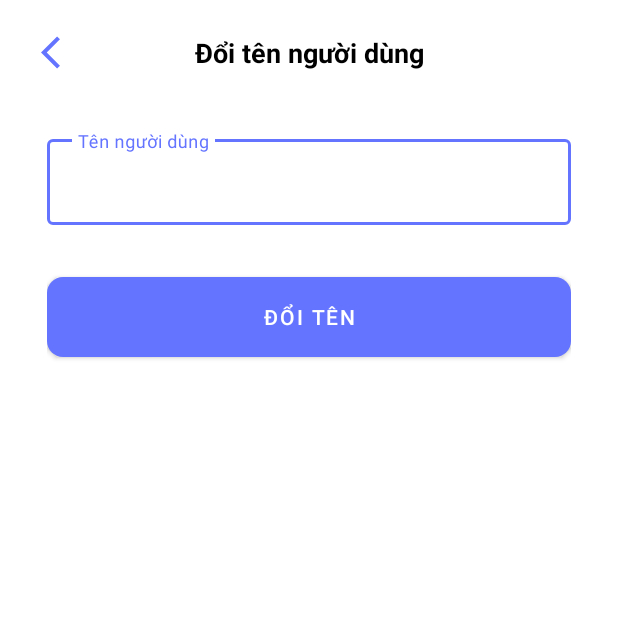
After one commit to tiendung06/Message, an Android app: the UpdateUsernameActivity screen opened directly, with no data from a screen before it, on a phone screen of 412 x 824 dp, the top half of it. The commit adds this screen. Run offline under Robolectric (Android 15) with nearby library versions, the phone set to English and light mode, and no system bars; our stand-ins replace Firebase (no records; nobody signed in at launch, a user with empty details on screens opened directly), sdp/ssp sizes.

Commit message:
Update username

```diff
--- a/app/src/main/java/com/example/message/activities/profile/UpdatePasswordActivity.java
+++ b/app/src/main/java/com/example/message/activities/profile/UpdatePasswordActivity.java
@@ -50,7 +50,7 @@ public class UpdatePasswordActivity extends BaseActivity {
                     preferenceManager.putString(Constants.KEY_PASSWORD,
                             binding.inputChangePassword.getText().toString().trim());
                     showToast("Đổi mật khẩu thành công");
-                    onBackPressed();
+                    finish();
                 })
                 .addOnFailureListener(e -> showToast("Không thể đổi mật khẩu"));
     }
--- a/app/src/main/java/com/example/message/activities/profile/UpdateProfileActivity.java
+++ b/app/src/main/java/com/example/message/activities/profile/UpdateProfileActivity.java
@@ -36,6 +36,10 @@ public class UpdateProfileActivity extends BaseActivity {
     private void setListener() {
         binding.imageBack.setOnClickListener(v -> onBackPressed());
         binding.imageSignOut.setOnClickListener(v -> signOut());
+        binding.changeName.setOnClickListener(v -> {
+            Intent intent = new Intent(getApplicationContext(), UpdateUsernameActivity.class);
+            startActivity(intent);
+        });
         binding.changePassword.setOnClickListener(v -> {
             Intent intent = new Intent(getApplicationContext(), UpdatePasswordActivity.class);
             startActivity(intent);
--- /dev/null
+++ b/app/src/main/res/layout/activity_update_username.xml
@@ -0,0 +1,87 @@
+<?xml version="1.0" encoding="utf-8"?>
+<androidx.constraintlayout.widget.ConstraintLayout
+        xmlns:android="http://schemas.android.com/apk/res/android"
+        xmlns:tools="http://schemas.android.com/tools"
+        xmlns:app="http://schemas.android.com/apk/res-auto"
+        android:layout_width="match_parent"
+        android:layout_height="match_parent"
+        tools:context=".activities.profile.UpdateUsernameActivity">
+
+    <androidx.appcompat.widget.AppCompatImageView
+            android:id="@+id/imageBack"
+            android:layout_width="@dimen/_30sdp"
+            android:layout_height="@dimen/_30sdp"
+            android:layout_marginStart="@dimen/_16sdp"
+            android:layout_marginEnd="@dimen/_16sdp"
+            android:layout_marginTop="@dimen/_12sdp"
+            android:padding="@dimen/_5sdp"
+            app:tint="@color/blue"
+            android:src="@drawable/ic_baseline_arrow_back_ios_24"
+            app:layout_constraintStart_toStartOf="parent"
+            app:layout_constraintTop_toTopOf="parent"
+            android:tint="@color/black"/>
+
+    <TextView
+            android:layout_width="wrap_content"
+            android:layout_height="wrap_content"
+            android:text="Đổi tên người dùng"
+            android:textSize="@dimen/_14sdp"
+            android:textColor="@color/black"
+            android:textStyle="bold"
+            app:layout_constraintBottom_toBottomOf="@id/imageBack"
+            app:layout_constraintEnd_toEndOf="parent"
+            app:layout_constraintStart_toStartOf="parent"
+            app:layout_constraintTop_toTopOf="@id/imageBack"/>
+
+    <LinearLayout
+            android:layout_width="match_parent"
+            android:layout_height="0dp"
+            android:layout_marginTop="@dimen/_10sdp"
+            android:orientation="vertical"
+            app:layout_constraintBottom_toBottomOf="parent"
+            android:paddingHorizontal="@dimen/_24sdp"
+            app:layout_constraintTop_toBottomOf="@id/imageBack" tools:layout_editor_absoluteX="0dp"
+            app:layout_constraintVertical_bias="0.0">
+
+        <com.google.android.material.textfield.TextInputLayout
+                android:layout_width="match_parent"
+                android:layout_height="@dimen/_50sdp"
+                android:layout_marginTop="@dimen/_15sdp"
+                android:hint="Tên người dùng"
+                style="@style/Widget.MaterialComponents.TextInputLayout.OutlinedBox">
+
+            <com.google.android.material.textfield.TextInputEditText
+                    android:id="@+id/inputChangeUsername"
+                    android:layout_width="match_parent"
+                    android:layout_height="wrap_content"
+                    android:imeOptions="actionDone"
+                    android:importantForAutofill="no"
+                    android:inputType="textPersonName|textCapWords"
+                    android:paddingStart="@dimen/_16sdp"
+                    android:paddingEnd="@dimen/_16sdp"
+                    android:textSize="@dimen/_13sdp"/>
+        </com.google.android.material.textfield.TextInputLayout>
+
+        <FrameLayout
+                android:layout_width="match_parent"
+                android:layout_height="wrap_content"
+                android:layout_marginTop="@dimen/_20sdp"
+                android:animateLayoutChanges="true">
+
+            <com.google.android.material.button.MaterialButton
+                    android:id="@+id/buttonChangeUsername"
+                    android:layout_width="match_parent"
+                    android:layout_height="@dimen/_50sdp"
+                    app:cornerRadius="@dimen/_8sdp"
+                    android:text="Đổi tên"/>
+
+            <ProgressBar
+                    android:id="@+id/progressBar"
+                    android:layout_width="@dimen/_25sdp"
+                    android:layout_height="@dimen/_25sdp"
+                    android:layout_gravity="center"
+                    android:visibility="invisible"/>
+        </FrameLayout>
+    </LinearLayout>
+
+</androidx.constraintlayout.widget.ConstraintLayout>
```
Also changed, not shown: app/src/main/AndroidManifest.xml (+17 -15 lines), app/src/main/java/com/example/message/activities/profile/UpdateUsernameActivity.java (added, +103 -0 lines).
